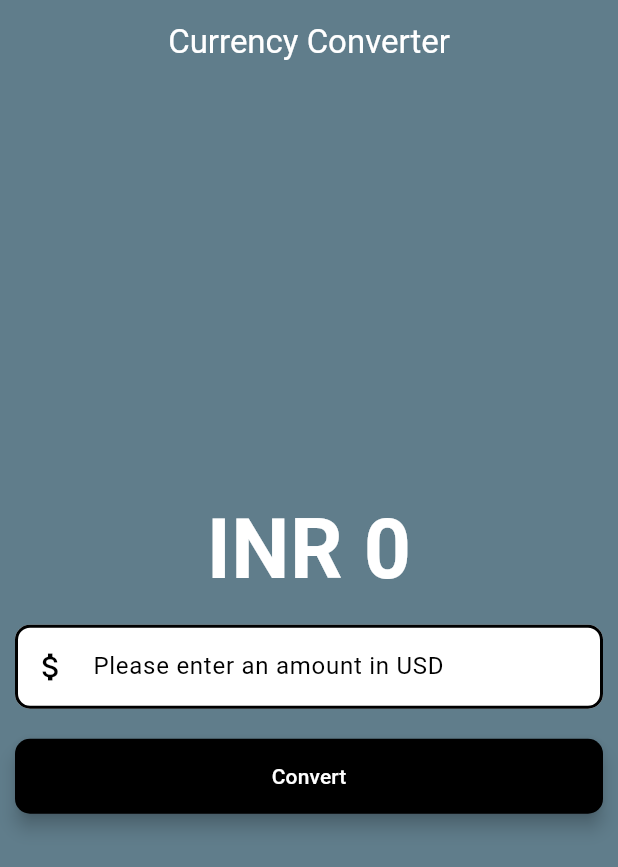
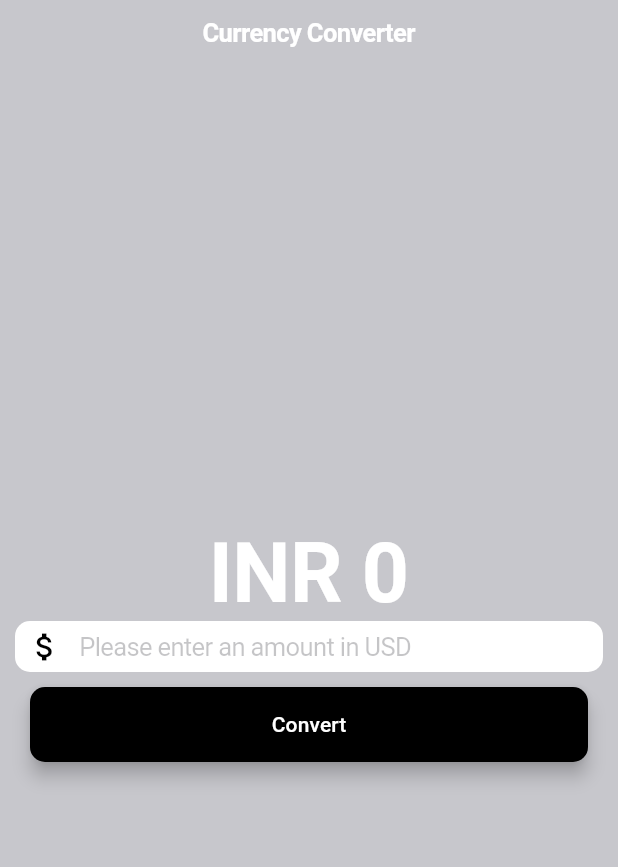
Before and after one commit to TejasDivgi/Flutter_Currency_converter, a Flutter app: the screen it shows after launch, after a tap on "Convert", on a phone screen of 412 x 824 dp. Shown: the top 867 px of the screen. Run offline on Flutter 3.47's test engine with Material 3 defaults, Android fonts, the phone set to English and light mode, and no system bars.

Commit message:
done material dart page and started with cupertino page

```diff
--- /dev/null
+++ b/lib/currency_converter_cupertino_page.dart
@@ -0,0 +1,97 @@
+import 'package:flutter/cupertino.dart';
+import 'package:flutter/material.dart';
+
+class CurrencyConverterCupertinoPage extends StatefulWidget {
+  const CurrencyConverterCupertinoPage({super.key});
+
+  @override
+  State<CurrencyConverterCupertinoPage> createState() =>
+      _CurrencyConverterCupertinoPageState();
+}
+
+class _CurrencyConverterCupertinoPageState
+    extends State<CurrencyConverterCupertinoPage> {
+  double result = 0;
+  final TextEditingController textEditingController = TextEditingController();
+
+  void convert() {
+    result = double.parse(textEditingController.text) * 88.3;
+    setState(() {});
+  }
+
+  @override
+  Widget build(BuildContext context) {
+    final border = OutlineInputBorder(
+      borderSide: BorderSide(
+        color: Colors.black,
+        width: 2.0,
+        style: BorderStyle.solid,
+      ),
+      borderRadius: BorderRadius.circular(10),
+    );
+    return CupertinoPageScaffold(
+      backgroundColor: CupertinoColors.systemGrey3,
+      navigationBar: const CupertinoNavigationBar(
+        backgroundColor: Colors.blueGrey,
+        middle: Text(
+          'Currency Converter',
+          style: TextStyle(color: Colors.white),
+        ),
+      ),
+      child: Center(
+        child: Padding(
+          padding: const EdgeInsets.all(10.0),
+          child: Column(
+            mainAxisAlignment: MainAxisAlignment.center,
+            children: [
+              Text(
+                'INR ${result != 0 ? result.toStringAsFixed(2) : result.toStringAsFixed(0)}',
+                style: const TextStyle(
+                  fontSize: 55,
+                  fontWeight: FontWeight.bold,
+                  color: Color.fromARGB(255, 255, 255, 255),
+                ),
+              ),
+              CupertinoTextField(
+                controller: textEditingController,
+                style: const TextStyle(color: CupertinoColors.black),
+                decoration: BoxDecoration(
+                  color: CupertinoColors.white,
+                  borderRadius: BorderRadius.circular(10),
+                ),
+                placeholder: 'Please enter an amount in USD',
+                prefix: Padding(
+                  padding: const EdgeInsets.only(left: 8.0, right: 4.0),
+                  child: Icon(Icons.attach_money, color: CupertinoColors.black),
+                ),
+                keyboardType: const TextInputType.numberWithOptions(
+                  decimal: true,
+                ),
+              ),
+              Padding(
+                padding: const EdgeInsets.all(10.0),
+                child: ElevatedButton(
+                  onPressed: () {
+                    setState(() {
+                      result = double.parse(textEditingController.text) * 88.3;
+                    });
+                  },
+                  style: TextButton.styleFrom(
+                    elevation: 5,
+                    backgroundColor: Colors.black,
+                    foregroundColor: Colors.white,
+                    shape: RoundedRectangleBorder(
+                      borderRadius: BorderRadius.all(Radius.circular(10)),
+                    ),
+                    minimumSize: Size(double.infinity, 50),
+                  ),
+                  child: const Text('Convert'),
+                ),
+              ),
+            ],
+          ),
+        ),
+      ),
+    );
+  }
+}
--- a/lib/currency_converter_material_page.dart
+++ b/lib/currency_converter_material_page.dart
@@ -11,6 +11,12 @@ class _CurrencyConverterMaterialPageState
     extends State<CurrencyConverterMaterialPage> {
   double result = 0;
   final TextEditingController textEditingController = TextEditingController();
+
+  void convert() {
+    result = double.parse(textEditingController.text) * 88.3;
+    setState(() {});
+  }
+
   @override
   Widget build(BuildContext context) {
     print('build fn');
--- a/lib/main.dart
+++ b/lib/main.dart
@@ -1,8 +1,10 @@
+import 'package:currency_converter/currency_converter_cupertino_page.dart';
 import 'package:currency_converter/currency_converter_material_page.dart';
 import 'package:flutter/material.dart';
+import 'package:flutter/cupertino.dart';
 
 void main() {
-  runApp(const MyApp());
+  runApp(const MyCupertinoApp());
 }
 
 class MyApp extends StatelessWidget {
@@ -13,3 +15,12 @@ class MyApp extends StatelessWidget {
     return const MaterialApp(home: CurrencyConverterMaterialPage());
   }
 }
+
+class MyCupertinoApp extends StatelessWidget {
+  const MyCupertinoApp({super.key});
+
+  @override
+  Widget build(BuildContext context) {
+    return const CupertinoApp(home: CurrencyConverterCupertinoPage());
+  }
+}
```
